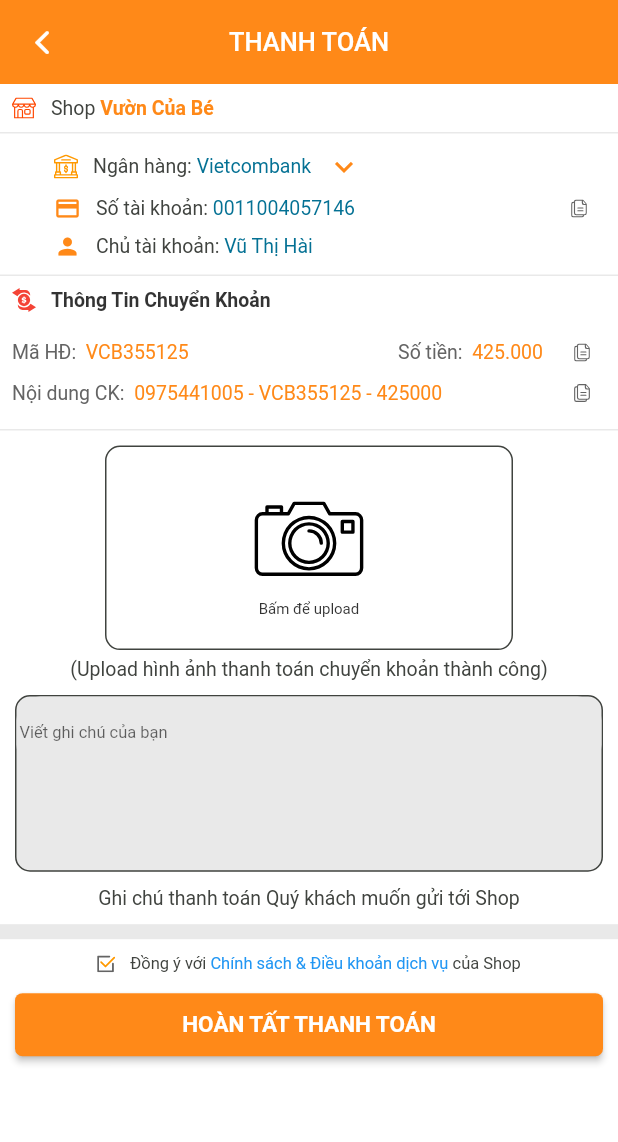
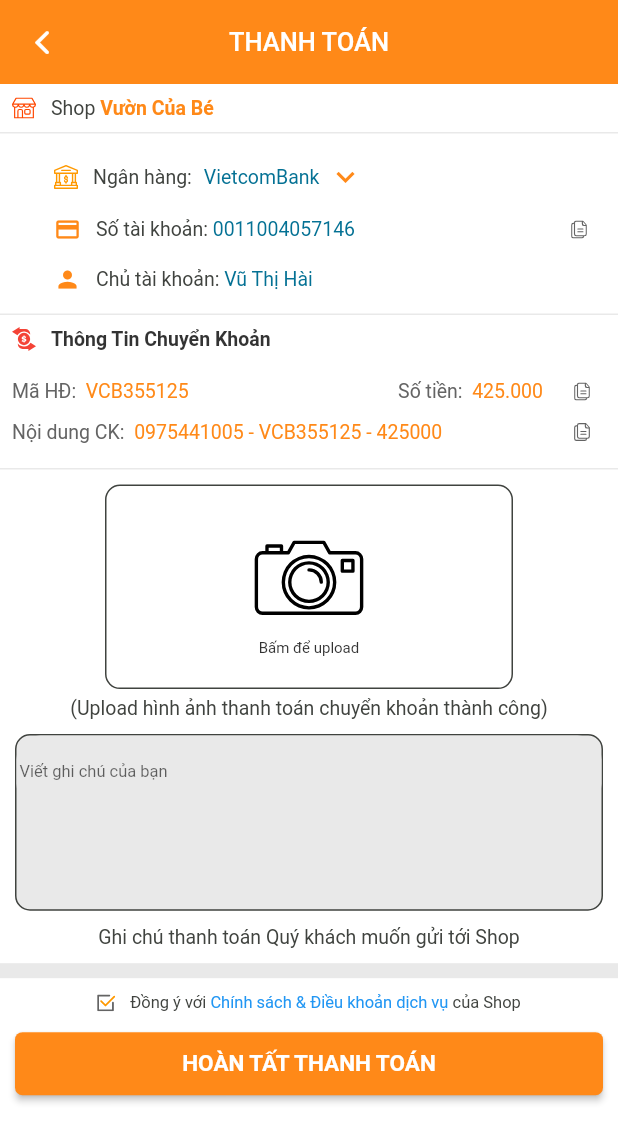
Before and after one commit to NhaPCS/baby_garden, a Flutter app: the CheckoutScreen screen opened directly, on a phone screen of 412 x 824 dp. Shown: the top 1142 px of the screen. Run offline on Flutter 3.47's test engine with Material 2 defaults, Android fonts, the phone set to English and light mode, and no system bars; our stand-ins replace auto_size_text, cached_network_image, carousel_slider, dots_indicator, flutter_svg, font_awesome_flutter and 4 more; accounts and stored records are empty.

Commit message:
fix bug UI: 1. màn list đánh giá đơn hàng co lại các khoảng cách 2. màn list thông báo cho các khoảng cách các dòng co lại 3. mầu khi chọn giờ để đậm như mầu chọn ngày 4. thời gian đặt lịch fix từ 8h00 - 22h00 5. màn đặt hàng làm dropdown list ngân hàng

```diff
--- a/lib/main.dart
+++ b/lib/main.dart
@@ -1,7 +1,9 @@
 import 'package:baby_garden_flutter/provider/app_provider.dart';
+import 'package:baby_garden_flutter/screen/booking/booking_rate_screen.dart';
 import 'package:baby_garden_flutter/screen/booking/booking_screen.dart';
 import 'package:baby_garden_flutter/screen/checkout/checkout_screen.dart';
 import 'package:baby_garden_flutter/screen/main/main_screen.dart';
+import 'package:baby_garden_flutter/screen/notify/notify_screen.dart';
 import 'package:baby_garden_flutter/screen/order/order_detail_screen.dart';
 import 'package:baby_garden_flutter/screen/order/order_list_screen.dart';
 import 'package:baby_garden_flutter/screen/partner/partner_book_schedule.dart';
@@ -58,7 +60,7 @@ class MyApp extends StatelessWidget {
             bodyText1: TextStyle(
                 color: ColorUtil.textColor, fontSize: SizeUtil.textSizeDefault),
           )),
-      home: RegisterScreen(),
+      home: CheckoutScreen(),
     );
   }
 }
--- /dev/null
+++ b/lib/provider/checkout_dropdown_provider.dart
@@ -0,0 +1,10 @@
+import 'package:flutter/cupertino.dart';
+
+class CheckoutDropDownProvider extends ChangeNotifier {
+  int val = 0;
+
+  void onChangeBank(val) {
+    this.val = val;
+    notifyListeners();
+  }
+}
--- a/lib/screen/checkout/checkout_screen.dart
+++ b/lib/screen/checkout/checkout_screen.dart
@@ -1,4 +1,5 @@
 import 'package:baby_garden_flutter/generated/l10n.dart';
+import 'package:baby_garden_flutter/provider/checkout_dropdown_provider.dart';
 import 'package:baby_garden_flutter/screen/base_state.dart';
 import 'package:baby_garden_flutter/screen/home/home_screen.dart';
 import 'package:baby_garden_flutter/screen/list_order/list_order_screen.dart';
@@ -10,6 +11,7 @@ import 'package:flutter/cupertino.dart';
 import 'package:flutter/gestures.dart';
 import 'package:flutter/material.dart';
 import 'package:nested/nested.dart';
+import 'package:provider/provider.dart';
 
 class CheckoutScreen extends StatefulWidget {
   @override
@@ -20,6 +22,7 @@ class CheckoutScreen extends StatefulWidget {
 }
 
 class _CheckoutScreenState extends BaseState<CheckoutScreen> {
+  final CheckoutDropDownProvider _checkoutDropDownProvider = new CheckoutDropDownProvider();
   @override
   Widget buildWidget(BuildContext context) {
     // TODO: implement buildWidget
@@ -84,35 +87,69 @@ class _CheckoutScreenState extends BaseState<CheckoutScreen> {
                 SizedBox(
                   width: SizeUtil.smallSpace,
                 ),
-                RichText(
-                  text: TextSpan(children: <TextSpan>[
-                    TextSpan(
-                        text: S.of(context).bank,
+                Text(S.of(context).bank,
                     style: TextStyle(
                         color: ColorUtil.textColor,
                         fontSize: SizeUtil.textSizeExpressDetail)),
-                    TextSpan(
-                        text: " Vietcombank",
-                        style: TextStyle(
-                            color: ColorUtil.blue,
-                            fontSize: SizeUtil.textSizeExpressDetail))
-                  ]),
-                ),
-                Padding(
-                  padding: const EdgeInsets.only(
-                      left: SizeUtil.smallSpace,
-                      right: SizeUtil.smallSpace,
-                      top: SizeUtil.tinySpace,
-                      bottom: SizeUtil.tinySpace),
-                  child: Icon(
+//                RichText(
+//                  text: TextSpan(children: <TextSpan>[
+//                    TextSpan(
+//                        text: S.of(context).bank,
+//                        style: TextStyle(
+//                            color: ColorUtil.textColor,
+//                            fontSize: SizeUtil.textSizeExpressDetail)),
+//                    TextSpan(
+//                        text: " Vietcombank",
+//                        style: TextStyle(
+//                            color: ColorUtil.blue,
+//                            fontSize: SizeUtil.textSizeExpressDetail))
+//                  ]),
+//                )
+
+//                Padding(
+//                  padding: const EdgeInsets.only(
+//                      left: SizeUtil.smallSpace,
+//                      right: SizeUtil.smallSpace,
+//                      top: SizeUtil.tinySpace,
+//                      bottom: SizeUtil.tinySpace),
+//                  child: Icon(
+//                    Icons.keyboard_arrow_down,
+//                    color: ColorUtil.primaryColor,
+//                    size: SizeUtil.iconSizeBigger,
+//                  ),
+//                )
+              Consumer<CheckoutDropDownProvider>(builder: (BuildContext context, CheckoutDropDownProvider value, Widget child) {
+                print(value.val);
+                return Padding(
+                  padding: const EdgeInsets.only(left:8.0),
+                  child: DropdownButton<int>(
+                    icon: Icon(
                       Icons.keyboard_arrow_down,
                       color: ColorUtil.primaryColor,
                       size: SizeUtil.iconSizeBigger,
                     ),
-                )
+                    style: TextStyle(
+                        color: ColorUtil.blue,
+                        fontSize: SizeUtil.textSizeExpressDetail),
+                    underline: SizedBox(),
+                    value: value.val,
+                    onChanged: (val){
+                      _checkoutDropDownProvider.onChangeBank(val);
+                    }, items: [
+                    new DropdownMenuItem(child: Text('VietcomBank'),value: 0),
+                    new DropdownMenuItem(child: Text('TechcomBank'),value: 1),
+                    new DropdownMenuItem(child: Text('BIDV'),value:2),
+                    new DropdownMenuItem(child: Text('ViettinBank'),value:3),
+                    new DropdownMenuItem(child: Text('MBBank'),value: 4),
                   ],
                   ),
-            Row(
+                );
+              },)
+              ],
+            ),
+            Padding(
+              padding: const EdgeInsets.only(bottom:8.0),
+              child: Row(
                 crossAxisAlignment: CrossAxisAlignment.center,
                 mainAxisAlignment: MainAxisAlignment.start,
                 children: <Widget>[
@@ -160,7 +197,10 @@ class _CheckoutScreenState extends BaseState<CheckoutScreen> {
                   )
                 ],
               ),
-            Row(
+            ),
+            Padding(
+              padding: const EdgeInsets.only(bottom:4.0),
+              child: Row(
                 crossAxisAlignment: CrossAxisAlignment.center,
                 mainAxisAlignment: MainAxisAlignment.start,
                 children: <Widget>[
@@ -191,6 +231,7 @@ class _CheckoutScreenState extends BaseState<CheckoutScreen> {
                     ]),
                   )
                 ],
+              ),
             )
           ],
         ),
@@ -471,7 +512,7 @@ class _CheckoutScreenState extends BaseState<CheckoutScreen> {
                       fontSize: SizeUtil.textSizeSmall)),
               TextSpan(
                   recognizer: new TapGestureRecognizer()
-                    ..onTap = () => showPrivacyAndPolicyDialogue(context),
+                    ..onTap = () =>    showPrivacyAndPolicyDialogue(context),
                   text: "Chính sách & Điều khoản dịch vụ ",
                   style: TextStyle(
                       color: Colors.blue,
@@ -522,7 +563,7 @@ class _CheckoutScreenState extends BaseState<CheckoutScreen> {
   @override
   List<SingleChildWidget> providers() {
     // TODO: implement providers
-    return [];
+    return [ChangeNotifierProvider.value(value: _checkoutDropDownProvider)];
   }
 
   showPrivacyAndPolicyDialogue(BuildContext context) {
--- a/lib/widget/notify_item.dart
+++ b/lib/widget/notify_item.dart
@@ -14,6 +14,7 @@ class NotifyItem extends StatelessWidget {
     // TODO: implement build
     return Card(
       elevation: SizeUtil.smallElevation,
+      margin: EdgeInsets.only(top: 2,bottom: 2,left: 2,right: 2),
       child: Stack(
         children: <Widget>[
           Container(
```
Also changed, not shown: lib/provider/notify_switch_provider.dart (added, +10 -0 lines), lib/screen/notify/notify_screen.dart (+24 -10 lines), lib/screen/partner/partner_book_schedule.dart (+7 -3 lines), lib/util/resource.dart (+32 -0 lines), lib/widget/order_item.dart (+21 -8 lines), lib/widget/service_detail_item.dart (+12 -1 lines). Lines whose indentation alone changed are shown as unchanged.
